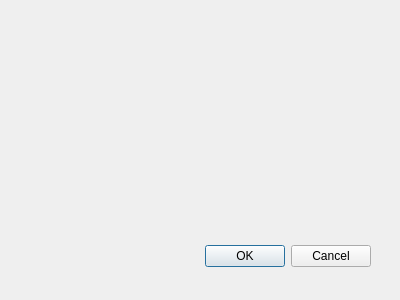
Above: data/DialogNewGpioInput.ui from calaos/calaos_installer before the change. Below: the same form after it.
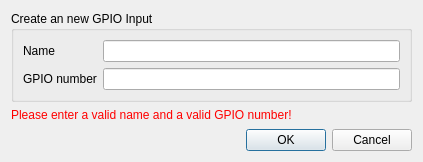
That is the form after the change.

Commit message: Add GpioInput switch dialog

Patch:
```diff
--- a/data/DialogNewGpioInput.ui
+++ b/data/DialogNewGpioInput.ui
@@ -8,22 +8,55 @@
    <rect>
     <x>0</x>
     <y>0</y>
-    <width>400</width>
-    <height>300</height>
+    <width>423</width>
+    <height>162</height>
    </rect>
   </property>
   <property name="windowTitle">
    <string>Dialog</string>
   </property>
+  <layout class="QVBoxLayout" name="verticalLayout">
+   <item>
+    <widget class="QGroupBox" name="groupBox">
+     <property name="title">
+      <string>Create an new GPIO Input</string>
+     </property>
+     <layout class="QFormLayout" name="formLayout">
+      <property name="fieldGrowthPolicy">
+       <enum>QFormLayout::AllNonFixedFieldsGrow</enum>
+      </property>
+      <item row="0" column="0">
+       <widget class="QLabel" name="label_3">
+        <property name="text">
+         <string>Name</string>
+        </property>
+       </widget>
+      </item>
+      <item row="0" column="1">
+       <widget class="QLineEdit" name="edit_name"/>
+      </item>
+      <item row="1" column="0">
+       <widget class="QLabel" name="label_2">
+        <property name="text">
+         <string>GPIO number</string>
+        </property>
+       </widget>
+      </item>
+      <item row="1" column="1">
+       <widget class="QLineEdit" name="edit_gpio_nb"/>
+      </item>
+     </layout>
+    </widget>
+   </item>
+   <item>
+    <widget class="QLabel" name="label_error_empty">
+     <property name="text">
+      <string>&lt;html&gt;&lt;head/&gt;&lt;body&gt;&lt;p&gt;&lt;span style=&quot; color:#ff0000;&quot;&gt;Please enter a valid name and a valid GPIO number!&lt;/span&gt;&lt;/p&gt;&lt;/body&gt;&lt;/html&gt;</string>
+     </property>
+    </widget>
+   </item>
+   <item>
   <widget class="QDialogButtonBox" name="buttonBox">
-   <property name="geometry">
-    <rect>
-     <x>30</x>
-     <y>240</y>
-     <width>341</width>
-     <height>32</height>
-    </rect>
-   </property>
    <property name="orientation">
     <enum>Qt::Horizontal</enum>
    </property>
@@ -31,6 +64,8 @@
     <set>QDialogButtonBox::Cancel|QDialogButtonBox::Ok</set>
    </property>
   </widget>
+   </item>
+  </layout>
  </widget>
  <pixmapfunction/>
  <resources/>
```
Left out of the diff: 5 changed lines with no effect on the pictures. Lines whose indentation alone changed are shown as unchanged. The commit also changes 7 other files.
